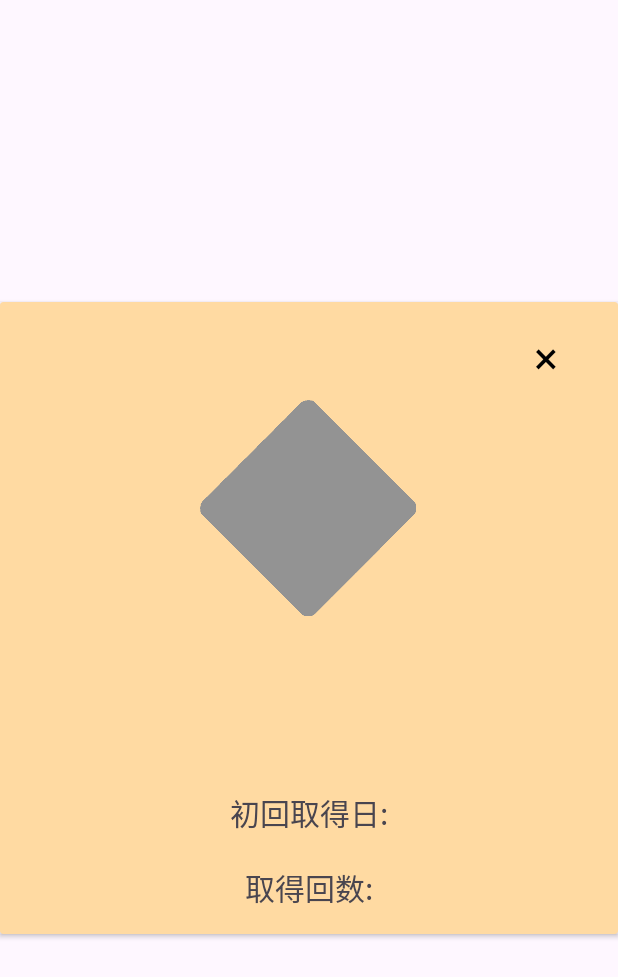
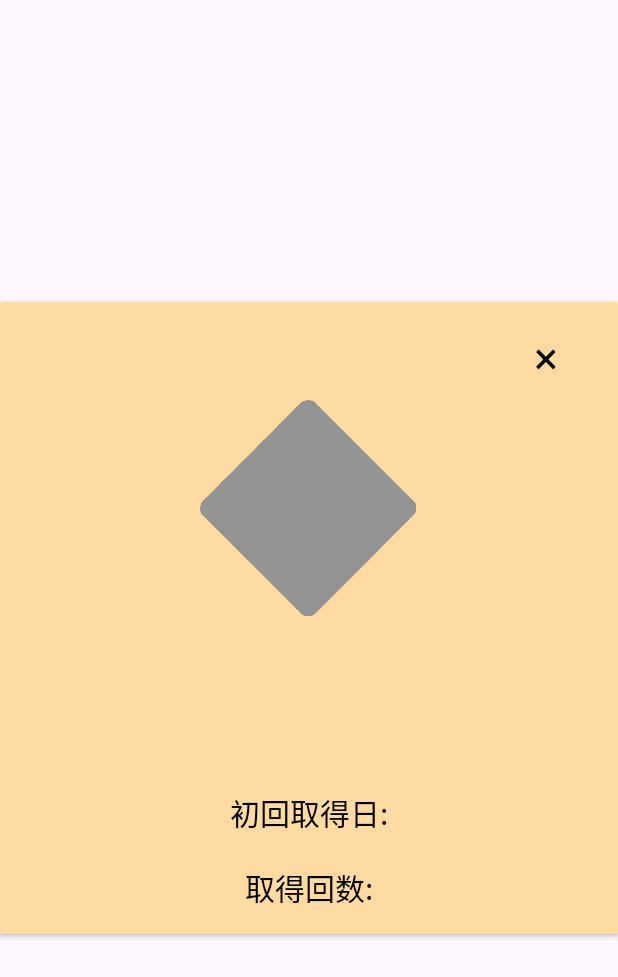
Before and after one commit to Saku0512/Collect-Proverb, an Android app: the layout badge_popup.xml on its own in the app's theme, with its tools: preview values and no code run, on a phone screen of 412 x 824 dp. Shown: the top 977 px of the screen. Run offline under Robolectric (Android 15) with nearby library versions, the phone set to English and light mode, and no system bars.

Commit message:
文字色を明示

```diff
--- a/app/src/main/java/com/collectproverb/collectproverb/DatabaseHelper.java
+++ b/app/src/main/java/com/collectproverb/collectproverb/DatabaseHelper.java
@@ -31,7 +31,7 @@ import java.util.Objects;
 
 public class DatabaseHelper extends SQLiteOpenHelper {
     private static final String DATABASE_NAME = "ProverbDB";
-    private static final int DATABASE_VERSION = 39;
+    private static final int DATABASE_VERSION = 41;
     private static final String Proverb_TABLE_NAME = "proverbs";
     private static final String Button_Bool_Table_Name = "button_bool";
     private static final String Daily_Proverb_Table_Name = "daily_proverb";
--- a/app/src/main/res/layout/badge_popup.xml
+++ b/app/src/main/res/layout/badge_popup.xml
@@ -44,7 +44,8 @@
                 android:layout_width="wrap_content"
                 android:layout_height="wrap_content"
                 android:text=""
-                android:textSize="20sp" />
+                android:textSize="20sp"
+                android:textColor="@color/black"/>
         </LinearLayout>
 
 
@@ -54,6 +55,7 @@
             android:layout_height="wrap_content"
             android:text=""
             android:textSize="16sp"
+            android:textColor="@color/black"
             android:layout_marginTop="20dp"
             android:gravity="center"
             android:layout_gravity="center"/>
@@ -70,14 +72,16 @@
                 android:layout_width="wrap_content"
                 android:layout_height="wrap_content"
                 android:textSize="20sp"
-                android:text="@string/popup_proverb_get_day" />
+                android:text="@string/popup_proverb_get_day"
+                android:textColor="@color/black"/>
 
             <TextView
                 android:id="@+id/popup_get_day"
                 android:layout_width="wrap_content"
                 android:layout_height="wrap_content"
                 android:text=""
-                android:textSize="20sp"/>
+                android:textSize="20sp"
+                android:textColor="@color/black"/>
         </LinearLayout>
         <LinearLayout
             android:layout_width="match_parent"
@@ -91,14 +95,16 @@
                 android:layout_width="wrap_content"
                 android:layout_height="wrap_content"
                 android:text="@string/popup_proverb_count"
-                android:textSize="20sp" />
+                android:textSize="20sp"
+                android:textColor="@color/black"/>
 
             <TextView
                 android:id="@+id/popup_count"
                 android:layout_width="wrap_content"
                 android:layout_height="wrap_content"
                 android:text=""
-                android:textSize="20sp" />
+                android:textSize="20sp"
+                android:textColor="@color/black"/>
 
         </LinearLayout>
     </LinearLayout>
--- a/app/src/main/res/layout/popup_layout.xml
+++ b/app/src/main/res/layout/popup_layout.xml
@@ -44,6 +44,7 @@
             android:layout_height="wrap_content"
             android:text=""
             android:textSize="16sp"
+            android:textColor="@color/black"
             android:textAlignment="center"
             android:visibility="gone" />
 
@@ -53,6 +54,7 @@
             android:layout_height="wrap_content"
             android:text=""
             android:textSize="15sp"
+            android:textColor="@color/black"
             android:gravity="end"
             android:layout_gravity="end"
             android:visibility="gone" />
```
